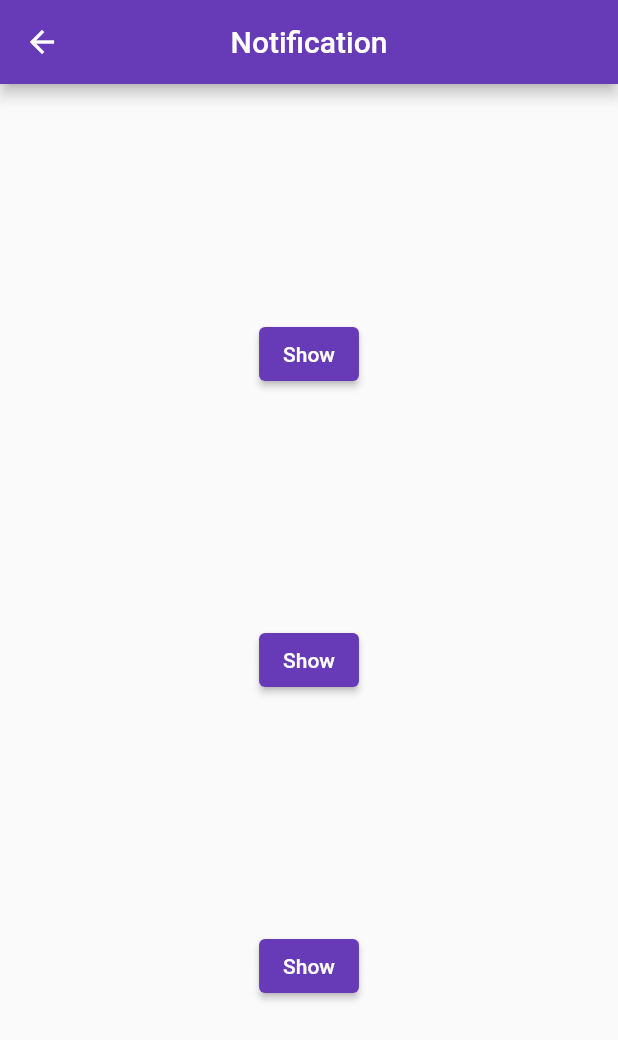
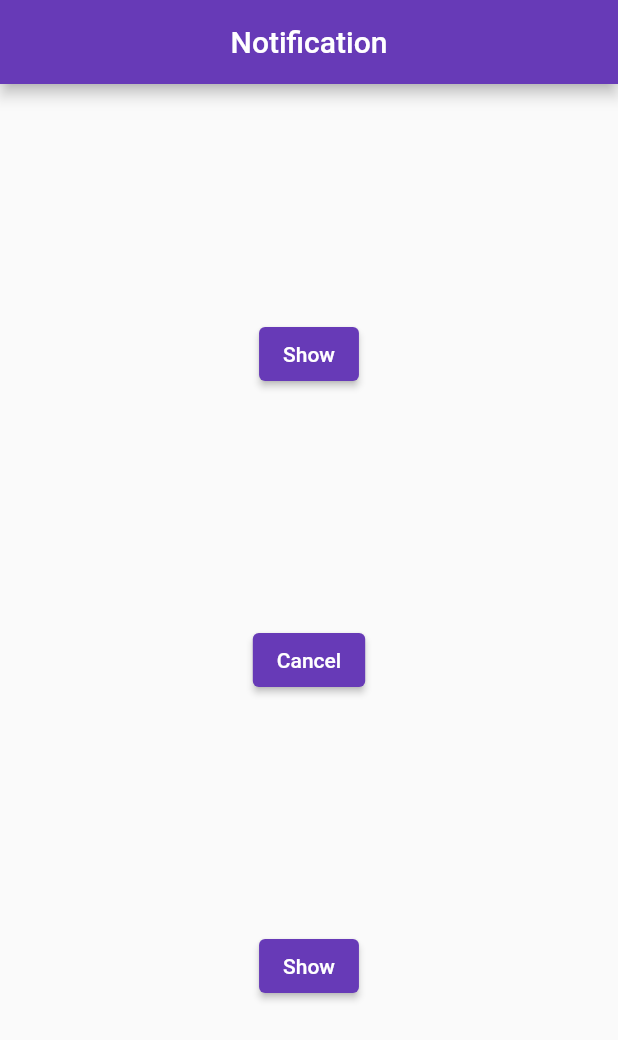
Before and after one commit to IronHeartDan/sharebits, a Flutter app: the NotificationScreen screen opened directly, after a tap on "Show", on a phone screen of 412 x 824 dp. Shown: the top 1040 px of the screen. Run offline on Flutter 3.47's test engine with Material 2 defaults, Android fonts, the phone set to English and light mode, and no system bars; our stand-ins replace cloud_firestore, firebase_auth, firebase_core, firebase_messaging, flutter_local_notifications, flutter_screenutil and 2 more; missing offline and left inert: flutter_webrtc; accounts and stored records are empty; statements that could not run were skipped.

Commit message:
Incoming Call Notification

```diff
--- a/lib/main.dart
+++ b/lib/main.dart
@@ -6,13 +6,13 @@ import 'package:flutter_screenutil/flutter_screenutil.dart';
 import 'package:permission_handler/permission_handler.dart';
 import 'package:sharebits/screens/authentication_screen.dart';
 import 'package:sharebits/screens/home_screen.dart';
+import 'package:sharebits/screens/notification_screen.dart';
 import 'package:sharebits/utils/notification_api.dart';
-
 
 Future<void> _firebaseMessagingBackgroundHandler(RemoteMessage message) async {
   // await Firebase.initializeApp();
 
-  print("Handling a background message: ${message.category}");
+  NotificationAPI.showNotification(title: "Incoming Call");
 }
 
 void main() async {
@@ -70,7 +70,7 @@ class MyApp extends StatelessWidget {
             home: // return const HomeScreen();
                 FirebaseAuth.instance.currentUser != null
                     ? const HomeScreen()
-                    : const AuthScreen(),
+                    : const NotificationScreen(),
           );
         });
   }
--- a/lib/screens/notification_screen.dart
+++ b/lib/screens/notification_screen.dart
@@ -27,12 +27,16 @@ class _NotificationScreenState extends State<NotificationScreen> {
             ElevatedButton(
                 onPressed: () {
                   NotificationAPI.showNotification(
-                    title: "New Notification",
-                    body: "This is a new notification from flutter",
-                  );
+                      title: "New Notification",
+                      body: "This is a new notification from flutter",
+                      payload: "PAYLOAD");
                 },
                 child: const Text("Show")),
-            ElevatedButton(onPressed: () {}, child: const Text("Show")),
+            ElevatedButton(
+                onPressed: () {
+                  NotificationAPI.hideNotification();
+                },
+                child: const Text("Cancel")),
             ElevatedButton(onPressed: () {}, child: const Text("Show")),
           ],
         ),
--- a/lib/utils/notification_api.dart
+++ b/lib/utils/notification_api.dart
@@ -1,3 +1,6 @@
+import 'dart:developer';
+import 'dart:typed_data';
+
 import 'package:flutter_local_notifications/flutter_local_notifications.dart';
 
 class NotificationAPI {
@@ -7,7 +10,15 @@ class NotificationAPI {
     const androidSettings =
         AndroidInitializationSettings('@mipmap/ic_launcher');
     const initSettings = InitializationSettings(android: androidSettings);
-    await _notifications.initialize(initSettings);
+    await _notifications.initialize(initSettings,
+        onDidReceiveNotificationResponse: (response) async {
+      log("${response.payload}");
+    }, onDidReceiveBackgroundNotificationResponse: onDidReceiveBackgroundNotificationResponse,
+    );
+  }
+
+  static void onDidReceiveBackgroundNotificationResponse(response){
+    log("${response.payload}");
   }
 
   static Future showNotification(
@@ -16,11 +27,32 @@ class NotificationAPI {
         id,
         title,
         body,
-        const NotificationDetails(
-            android: AndroidNotificationDetails('CALL_CHANNEL', 'Call',
-                channelDescription: 'Required to show incoming calls',
-                importance: Importance.max),
-            iOS: IOSNotificationDetails()),
+        NotificationDetails(
+          android: AndroidNotificationDetails(
+            'CALL_CHANNEL',
+            'Call',
+            channelDescription: 'Required to show incoming calls',
+            importance: Importance.max,
+            priority: Priority.max,
+            // category: "CATEGORY_CALL",
+            playSound: true,
+            // sound: const RawResourceAndroidNotificationSound("incoming_call"),
+            enableVibration: true,
+            vibrationPattern: Int64List.fromList([1111, 1111]),
+            ongoing: true,
+            autoCancel: false,
+            fullScreenIntent: true,
+            channelShowBadge: false,
+            actions: const [
+              AndroidNotificationAction("ACCEPT", "Accept"),
+              AndroidNotificationAction("DECLINE", "Decline"),
+            ],
+          ),
+        ),
         payload: payload);
   }
+
+  static Future hideNotification() async {
+    _notifications.cancel(0);
+  }
 }
--- a/pubspec.yaml
+++ b/pubspec.yaml
@@ -39,9 +39,11 @@ dependencies:
   flutter_screenutil: ^5.4.0+1
   firebase_core: ^1.15.0
   firebase_messaging: ^11.2.15
-  flutter_local_notifications: ^9.4.1
+  flutter_local_notifications: ^10.0.0-dev.12
   firebase_auth: ^3.3.16
   cloud_firestore: ^3.1.13
+  socket_io_client: ^2.0.0-beta.3-nullsafety.0
+
 
 dev_dependencies:
   flutter_test:
```
Also changed, not shown: lib/screens/authentication_screen.dart (+5 -6 lines), lib/screens/home_screen.dart (+14 -0 lines), pubspec.lock, 3 other files.
